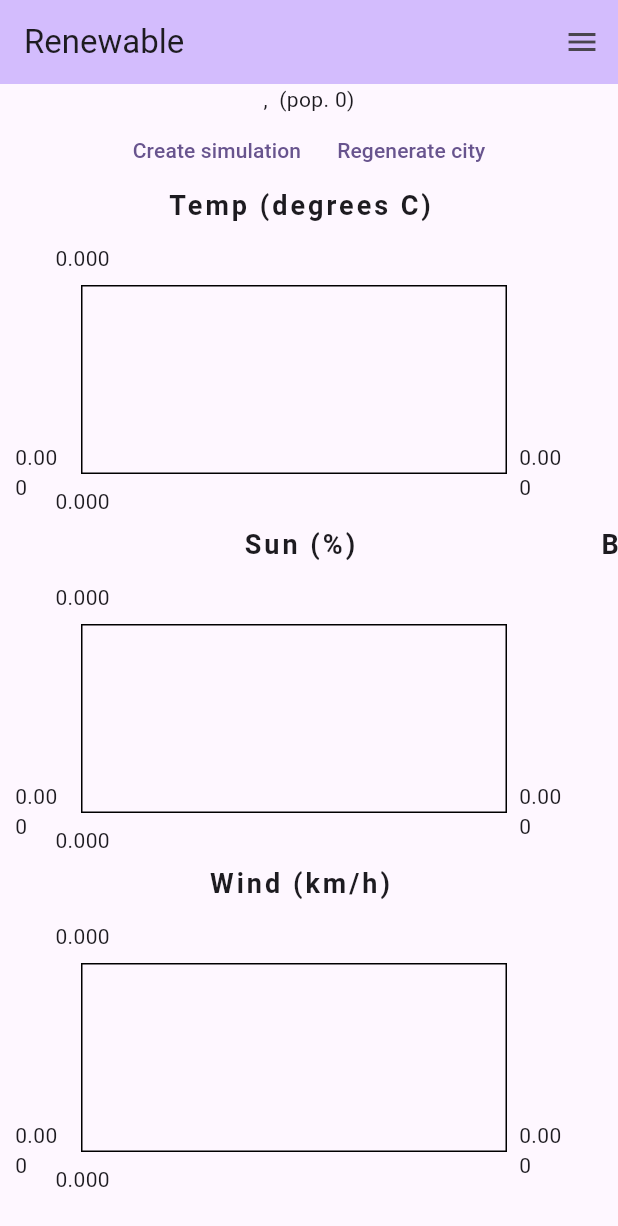
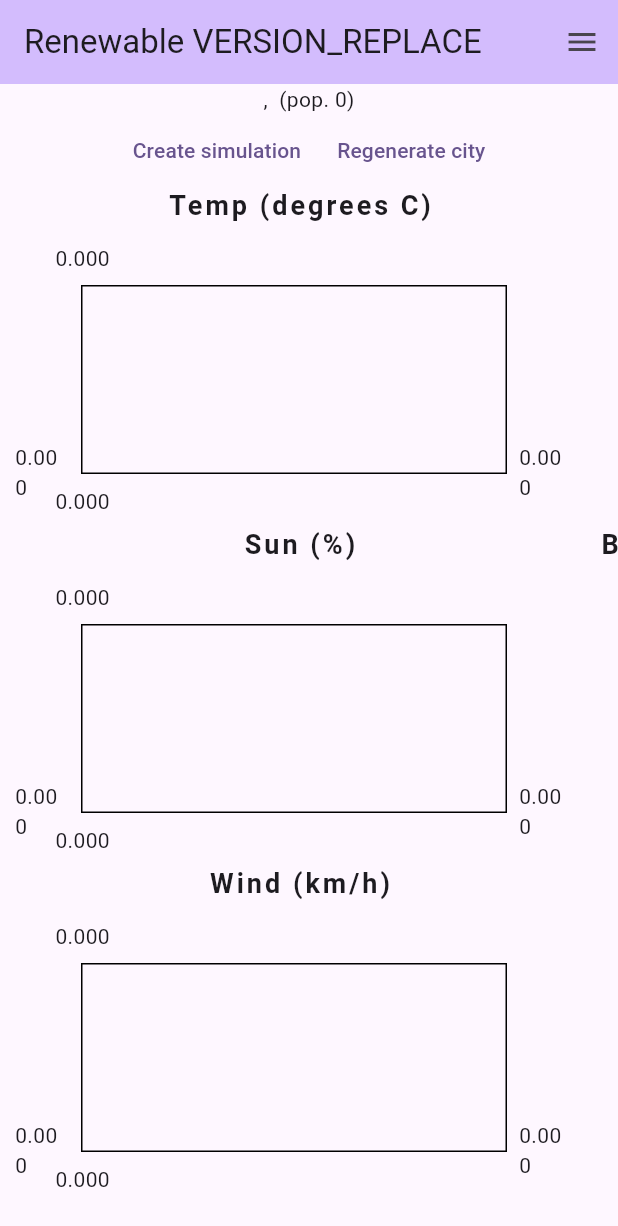
Before and after one commit to djpnewton/renewable, a Flutter app: the screen it shows after launch, on a phone screen of 412 x 824 dp. Shown: the top 1226 px of the screen. Run offline on Flutter 3.47's test engine with Material 3 defaults, Android fonts, the phone set to English and light mode, and no system bars; drawn by our look-alikes of fl_chart; our stand-ins replace csv.

Commit message:
add version to title bar

```diff
--- a/lib/config.dart
+++ b/lib/config.dart
@@ -1,5 +1,6 @@
 const String gitSha = 'GIT_SHA_REPLACE';
 const String buildDate = 'BUILD_DATE_REPLACE';
+const String appVersion = 'VERSION_REPLACE';
 
 // ── Generator operating costs ($ per MWh dispatched) ───────────────────────
 /// Carbon generator operating cost per MWh dispatched
--- a/lib/main.dart
+++ b/lib/main.dart
@@ -36,7 +36,7 @@ class MyApp extends StatelessWidget {
         colorScheme: ColorScheme.fromSeed(seedColor: Colors.deepPurple),
         useMaterial3: true,
       ),
-      home: const MyHomePage(title: 'Renewable'),
+      home: MyHomePage(title: 'Renewable $appVersion'),
     );
   }
 }
@@ -1264,23 +1264,23 @@ class _MyHomePageState extends State<MyHomePage> {
                     style:
                         TextStyle(fontSize: 18, fontWeight: FontWeight.bold)),
                 _assumptionSection('Carbon Generators', [
-                  _assumptionRow('Operating cost',
-                      '\$$carbonCostPerMwh / MWh dispatched'),
+                  _assumptionRow(
+                      'Operating cost', '\$$carbonCostPerMwh / MWh dispatched'),
                   _assumptionRow('O&M cost',
                       '\$$carbonOMCostPerMwh / MWh capacity (always)'),
                   _assumptionRow('Dispatch', 'On-demand to fill gap'),
                 ]),
                 _assumptionSection('Solar Generators', [
-                  _assumptionRow('Operating cost',
-                      '\$$solarCostPerMwh / MWh dispatched'),
+                  _assumptionRow(
+                      'Operating cost', '\$$solarCostPerMwh / MWh dispatched'),
                   _assumptionRow('O&M cost',
                       '\$$solarOMCostPerMwh / MWh capacity (always)'),
                   _assumptionRow('Output', 'Scales with sun % (0–100)'),
                   _assumptionRow('Dispatch', 'Always at full sun capacity'),
                 ]),
                 _assumptionSection('Wind Generators', [
-                  _assumptionRow('Operating cost',
-                      '\$$windCostPerMwh / MWh dispatched'),
+                  _assumptionRow(
+                      'Operating cost', '\$$windCostPerMwh / MWh dispatched'),
                   _assumptionRow('O&M cost',
                       '\$$windOMCostPerMwh / MWh capacity (always)'),
                   _assumptionRow(
@@ -1386,7 +1386,7 @@ class _MyHomePageState extends State<MyHomePage> {
                       mainAxisAlignment: MainAxisAlignment.start,
                       crossAxisAlignment: CrossAxisAlignment.start,
                       children: [
-                        if (_lastWeather != null)
+                        if (_lastWeather != null) ...[
                           Padding(
                             padding: const EdgeInsets.only(bottom: 4),
                             child: SizedBox(
@@ -1428,7 +1428,8 @@ class _MyHomePageState extends State<MyHomePage> {
                                 ),
                               ],
                             ),
-                        ),
+                          )
+                        ],
                         const Padding(
                           padding: EdgeInsets.symmetric(vertical: 4),
                           child: Text(
--- a/pubspec.yaml
+++ b/pubspec.yaml
@@ -16,7 +16,7 @@ publish_to: 'none' # Remove this line if you wish to publish to pub.dev
 # https://developer.apple.com/library/archive/documentation/General/Reference/InfoPlistKeyReference/Articles/CoreFoundationKeys.html
 # In Windows, build-name is used as the major, minor, and patch parts
 # of the product and file versions while build-number is used as the build suffix.
-version: 1.0.0+1
+version: 0.1.0
 
 environment:
   sdk: '>=3.0.5 <4.0.0'
```
Also changed, not shown: 1 other file. Lines whose indentation alone changed are shown as unchanged.
